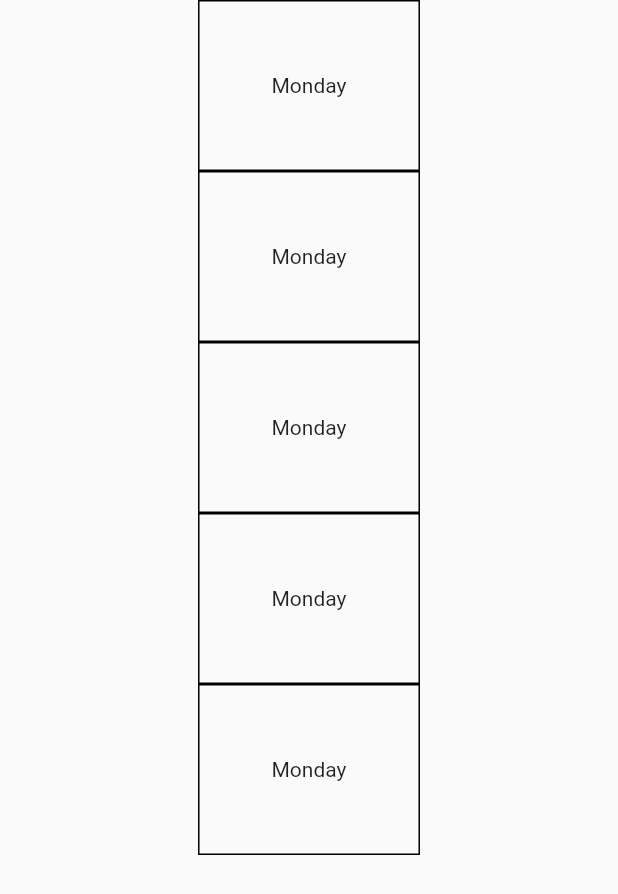
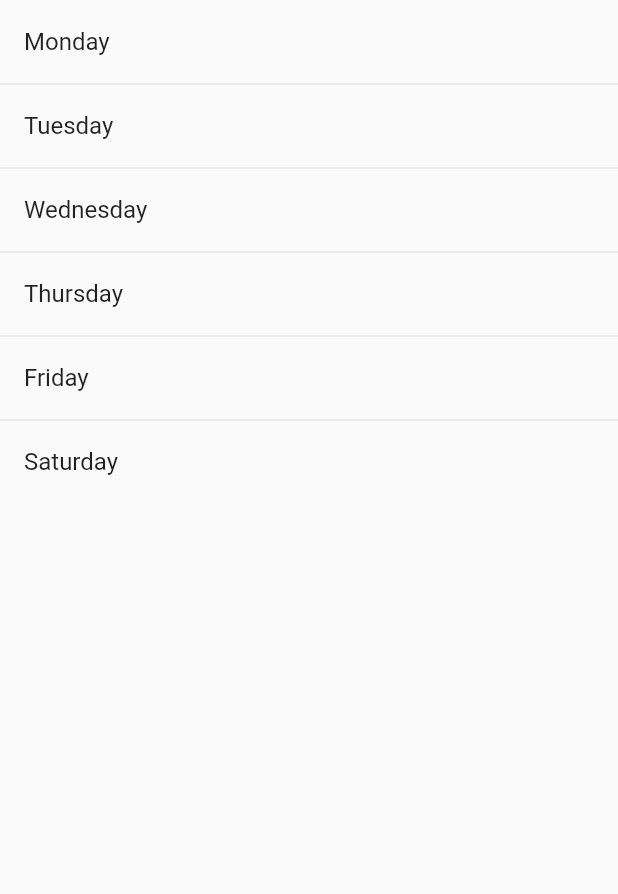
Before and after one commit to wowbob396/FightForFitness, a Flutter app: the CalendarPage widget shown alone on an empty page, opened directly, on a phone screen of 412 x 824 dp. Shown: the top 894 px of the screen. Run offline on Flutter 3.47's test engine with Material 2 defaults, Android fonts, the phone set to English and light mode, and no system bars; our stand-ins replace bottom_navy_bar, cloud_firestore; accounts and stored records are empty.

Commit message:
refactored calendar

```diff
--- a/lib/components/CalendarPage.dart
+++ b/lib/components/CalendarPage.dart
@@ -10,136 +10,29 @@ class CalendarPage extends StatelessWidget {
   Widget build(BuildContext context) {
 
     return ListView(
-      children: <Widget>[
-        Column(
-          children: <Widget>[
-            Container(
-              padding: EdgeInsets.all(48.0),
-              child: Column(
-                children: <Widget>[
-                  Text("Monday")
-                ],
+      children: ListTile.divideTiles(
+        context: context,
+        tiles: <Widget>[
+          ListTile(
+            title: Text("Monday"),
           ),
-              decoration: BoxDecoration(
-                border: Border(
-                  top: BorderSide(
-                    color: Colors.black,
+          ListTile(
+            title: Text("Tuesday"),
           ),
-                  bottom: BorderSide(
-                    color: Colors.black,
+          ListTile(
+            title: Text("Wednesday"),
           ),
-                  left: BorderSide(
-                    color: Colors.black,
+          ListTile(
+            title: Text("Thursday"),
           ),
-                  right: BorderSide(
-                    color: Colors.black,
+          ListTile(
+            title: Text("Friday"),
           ),
-                ),
-              ),
-            ),
-
-            Container(
-              padding: EdgeInsets.all(48.0),
-              child: Column(
-                children: <Widget>[
-                  Text("Monday")
-                ],
-              ),
-              decoration: BoxDecoration(
-                border: Border(
-                  top: BorderSide(
-                    color: Colors.black,
-                  ),
-                  bottom: BorderSide(
-                    color: Colors.black,
-                  ),
-                  left: BorderSide(
-                    color: Colors.black,
-                  ),
-                  right: BorderSide(
-                    color: Colors.black,
-                  ),
-                ),
-              ),
-            ),
-
-            Container(
-              padding: EdgeInsets.all(48.0),
-              child: Column(
-                children: <Widget>[
-                  Text("Monday")
-                ],
-              ),
-              decoration: BoxDecoration(
-                border: Border(
-                  top: BorderSide(
-                    color: Colors.black,
-                  ),
-                  bottom: BorderSide(
-                    color: Colors.black,
-                  ),
-                  left: BorderSide(
-                    color: Colors.black,
-                  ),
-                  right: BorderSide(
-                    color: Colors.black,
-                  ),
-                ),
-              ),
-            ),
-
-            Container(
-              padding: EdgeInsets.all(48.0),
-              child: Column(
-                children: <Widget>[
-                  Text("Monday")
-                ],
-              ),
-              decoration: BoxDecoration(
-                border: Border(
-                  top: BorderSide(
-                    color: Colors.black,
-                  ),
-                  bottom: BorderSide(
-                    color: Colors.black,
-                  ),
-                  left: BorderSide(
-                    color: Colors.black,
-                  ),
-                  right: BorderSide(
-                    color: Colors.black,
-                  ),
-                ),
-              ),
-            ),
-
-            Container(
-              padding: EdgeInsets.all(48.0),
-              child: Column(
-                children: <Widget>[
-                  Text("Monday")
-                ],
-              ),
-              decoration: BoxDecoration(
-                border: Border(
-                  top: BorderSide(
-                    color: Colors.black,
-                  ),
-                  bottom: BorderSide(
-                    color: Colors.black,
-                  ),
-                  left: BorderSide(
-                    color: Colors.black,
-                  ),
-                  right: BorderSide(
-                    color: Colors.black,
-                  ),
-                ),
-              ),
+          ListTile(
+            title: Text("Saturday"),
           ),
         ],
-        )
-      ],
+      ).toList(),
     );
   }
 }
```
Lines whose indentation alone changed are shown as unchanged.
